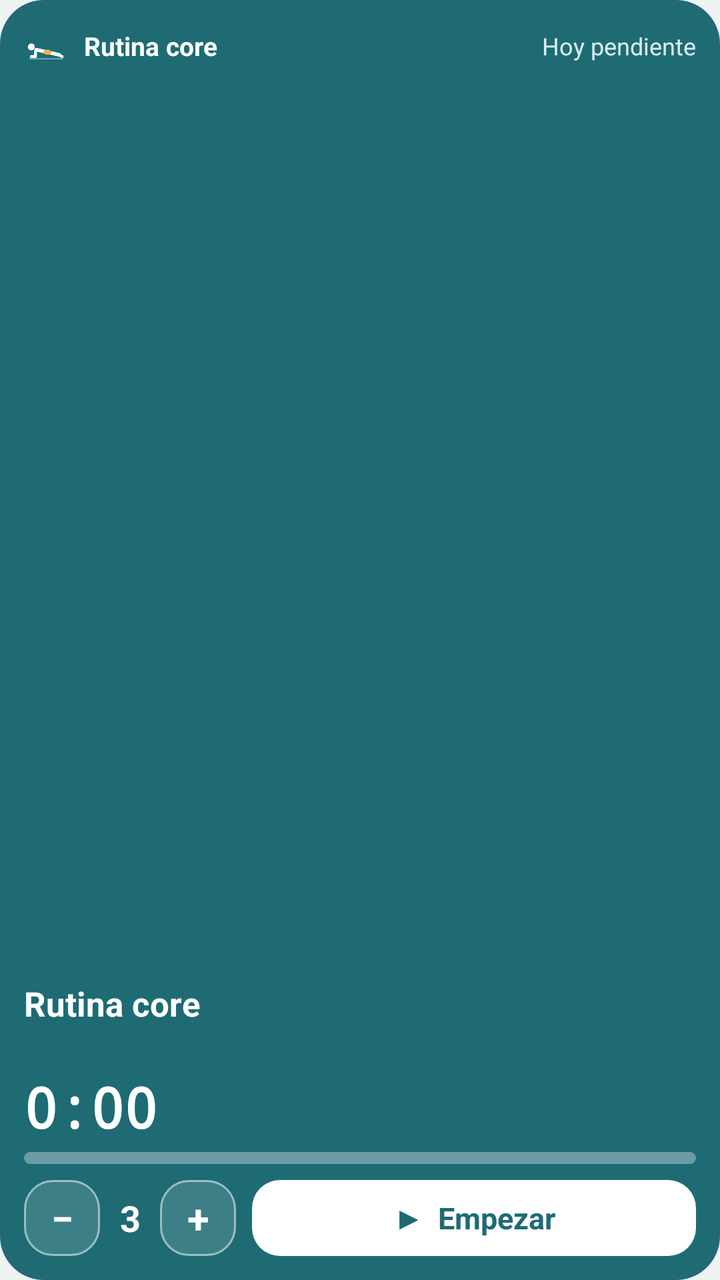
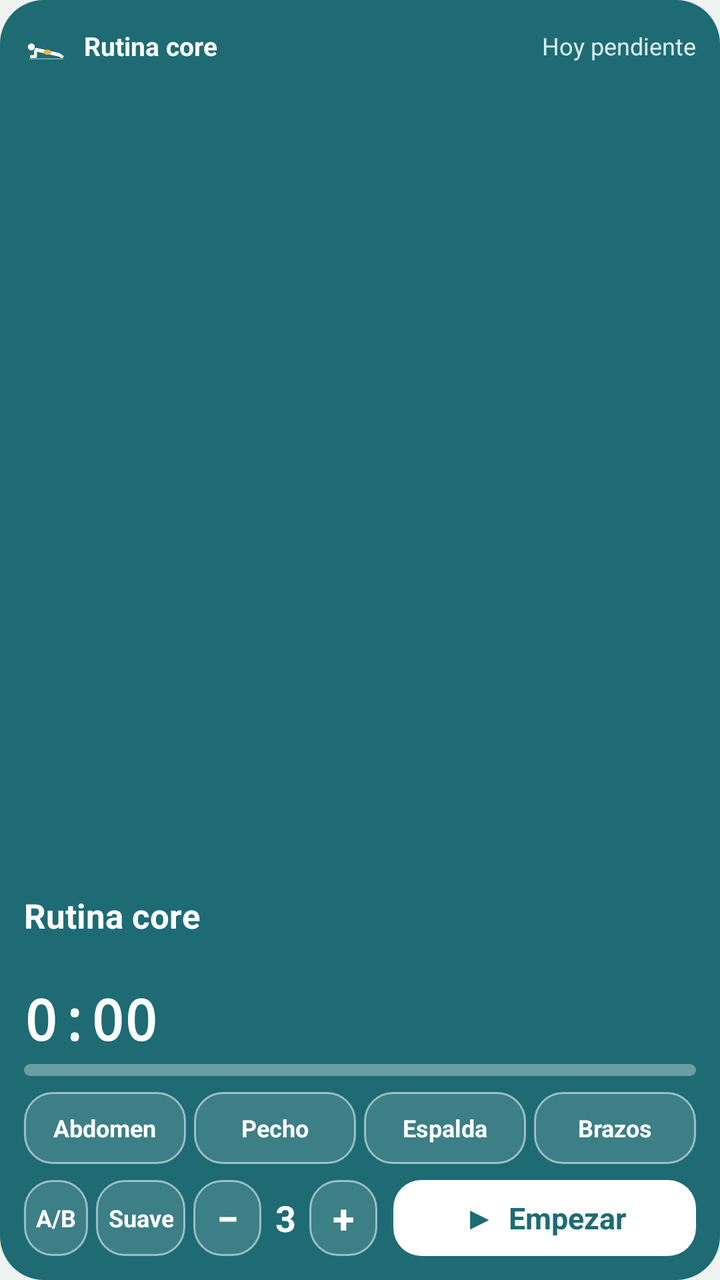

An Android layout rendered at two revisions. The XML below is the earlier revision; the diff shows what the commit changed to produce the second picture.
<!-- AndroidManifest.xml: application theme AppTheme -->
<!-- res/layout/widget_player.xml -->
<?xml version="1.0" encoding="utf-8"?>
<LinearLayout xmlns:android="http://schemas.android.com/apk/res/android"
    android:layout_width="match_parent"
    android:layout_height="match_parent"
    android:background="@drawable/widget_bg"
    android:orientation="vertical"
    android:padding="12dp">

    <LinearLayout
        android:id="@+id/header"
        android:layout_width="match_parent"
        android:layout_height="wrap_content"
        android:gravity="center_vertical"
        android:orientation="horizontal">

        <ImageView
            android:layout_width="22dp"
            android:layout_height="22dp"
            android:src="@mipmap/ic_launcher" />

        <TextView
            android:layout_width="0dp"
            android:layout_height="wrap_content"
            android:layout_weight="1"
            android:layout_marginStart="8dp"
            android:text="@string/app_name"
            android:textColor="#FFFFFF"
            android:textSize="13sp"
            android:textStyle="bold" />

        <TextView
            android:id="@+id/status"
            android:layout_width="wrap_content"
            android:layout_height="wrap_content"
            android:text="Hoy pendiente"
            android:textColor="#D9ECEE"
            android:textSize="12sp" />
    </LinearLayout>

    <ImageView
        android:id="@+id/pose"
        android:layout_width="match_parent"
        android:layout_height="0dp"
        android:layout_weight="1"
        android:layout_marginTop="4dp"
        android:adjustViewBounds="true"
        android:scaleType="fitCenter" />

    <TextView
        android:id="@+id/ex_name"
        android:layout_width="match_parent"
        android:layout_height="wrap_content"
        android:maxLines="1"
        android:ellipsize="end"
        android:text="Rutina core"
        android:textColor="#FFFFFF"
        android:textSize="17sp"
        android:textStyle="bold" />

    <TextView
        android:id="@+id/ex_cap"
        android:layout_width="match_parent"
        android:layout_height="wrap_content"
        android:maxLines="2"
        android:ellipsize="end"
        android:text=""
        android:textColor="#D9ECEE"
        android:textSize="13sp" />

    <LinearLayout
        android:layout_width="match_parent"
        android:layout_height="wrap_content"
        android:layout_marginTop="4dp"
        android:gravity="center_vertical"
        android:orientation="horizontal">

        <TextView
            android:id="@+id/time"
            android:layout_width="wrap_content"
            android:layout_height="wrap_content"
            android:fontFamily="monospace"
            android:text="0:00"
            android:textColor="#FFFFFF"
            android:textSize="28sp"
            android:textStyle="bold" />

        <TextView
            android:id="@+id/info"
            android:layout_width="0dp"
            android:layout_height="wrap_content"
            android:layout_weight="1"
            android:gravity="end"
            android:text=""
            android:textColor="#D9ECEE"
            android:textSize="13sp" />
    </LinearLayout>

    <ProgressBar
        android:id="@+id/progress"
        style="@android:style/Widget.ProgressBar.Horizontal"
        android:layout_width="match_parent"
        android:layout_height="6dp"
        android:layout_marginTop="4dp"
        android:max="100"
        android:progress="0"
        android:progressBackgroundTint="#55FFFFFF"
        android:progressTint="#F0B04A" />

    <LinearLayout
        android:layout_width="match_parent"
        android:layout_height="wrap_content"
        android:layout_marginTop="8dp"
        android:gravity="center_vertical"
        android:orientation="horizontal">

        <LinearLayout
            android:id="@+id/rounds_box"
            android:layout_width="wrap_content"
            android:layout_height="wrap_content"
            android:layout_marginEnd="8dp"
            android:gravity="center_vertical"
            android:orientation="horizontal">

            <TextView
                android:id="@+id/btn_minus"
                android:layout_width="38dp"
                android:layout_height="38dp"
                android:background="@drawable/widget_btn_ghost"
                android:gravity="center"
                android:text="−"
                android:textColor="#FFFFFF"
                android:textSize="20sp"
                android:textStyle="bold" />

            <TextView
                android:id="@+id/rounds_lbl"
                android:layout_width="30dp"
                android:layout_height="wrap_content"
                android:gravity="center"
                android:text="3"
                android:textColor="#FFFFFF"
                android:textSize="18sp"
                android:textStyle="bold" />

            <TextView
                android:id="@+id/btn_plus"
                android:layout_width="38dp"
                android:layout_height="38dp"
                android:background="@drawable/widget_btn_ghost"
                android:gravity="center"
                android:text="+"
                android:textColor="#FFFFFF"
                android:textSize="20sp"
                android:textStyle="bold" />
        </LinearLayout>

        <TextView
            android:id="@+id/btn_play"
            android:layout_width="0dp"
            android:layout_height="38dp"
            android:layout_weight="1"
            android:background="@drawable/widget_btn"
            android:gravity="center"
            android:text="▶  Empezar"
            android:textColor="#1E6B74"
            android:textSize="15sp"
            android:textStyle="bold" />

        <TextView
            android:id="@+id/btn_skip"
            android:layout_width="wrap_content"
            android:layout_height="38dp"
            android:layout_marginStart="6dp"
            android:background="@drawable/widget_btn_ghost"
            android:gravity="center"
            android:paddingStart="12dp"
            android:paddingEnd="12dp"
            android:text="Saltar"
            android:textColor="#FFFFFF"
            android:textSize="14sp"
            android:visibility="gone" />

        <TextView
            android:id="@+id/btn_stop"
            android:layout_width="wrap_content"
            android:layout_height="38dp"
            android:layout_marginStart="6dp"
            android:background="@drawable/widget_btn_ghost"
            android:gravity="center"
            android:paddingStart="12dp"
            android:paddingEnd="12dp"
            android:text="Parar"
            android:textColor="#FFFFFF"
            android:textSize="14sp"
            android:visibility="gone" />
    </LinearLayout>
</LinearLayout>
<!-- resources referenced by this layout -->
<resources>
  <!-- drawable widget_bg (drawable) -->
  <?xml version="1.0" encoding="utf-8"?>
  <shape xmlns:android="http://schemas.android.com/apk/res/android" android:shape="rectangle">
      <solid android:color="#1E6B74" />
      <corners android:radius="22dp" />
  </shape>
  <!-- drawable widget_btn (drawable) -->
  <?xml version="1.0" encoding="utf-8"?>
  <shape xmlns:android="http://schemas.android.com/apk/res/android" android:shape="rectangle">
      <solid android:color="#FFFFFF" />
      <corners android:radius="14dp" />
  </shape>
  <!-- drawable widget_btn_ghost (drawable) -->
  <?xml version="1.0" encoding="utf-8"?>
  <shape xmlns:android="http://schemas.android.com/apk/res/android" android:shape="rectangle">
      <solid android:color="#22FFFFFF" />
      <stroke android:width="1dp" android:color="#88FFFFFF" />
      <corners android:radius="14dp" />
  </shape>
  <!-- mipmap ic_launcher: png bitmap (mipmap-hdpi, 3327 bytes) -->
  <string name="app_name">Rutina core</string>
  <style name="AppTheme" parent="@android:style/Theme.Material.Light.NoActionBar">
          <item name="android:statusBarColor">#EEF2F1</item>
          <item name="android:navigationBarColor">#EEF2F1</item>
          <item name="android:windowBackground">@color/bg</item>
          <item name="android:windowLightStatusBar">true</item>
      </style>
  <color name="bg">#EEF2F1</color>
</resources>

<!-- the commit's change to res/layout/widget_player.xml (unified diff, before → after) -->
@@ -107,6 +107,70 @@
         android:progressTint="#F0B04A" />
 
     <LinearLayout
+        android:id="@+id/config_box"
+        android:layout_width="match_parent"
+        android:layout_height="wrap_content"
+        android:layout_marginTop="8dp"
+        android:orientation="horizontal">
+
+        <TextView
+            android:id="@+id/chip_abd"
+            android:layout_width="0dp"
+            android:layout_height="36dp"
+            android:layout_weight="1"
+            android:layout_marginEnd="4dp"
+            android:background="@drawable/widget_btn_ghost"
+            android:ellipsize="end"
+            android:gravity="center"
+            android:maxLines="1"
+            android:text="Abdomen"
+            android:textColor="#FFFFFF"
+            android:textSize="12sp"
+            android:textStyle="bold" />
+        <TextView
+            android:id="@+id/chip_pec"
+            android:layout_width="0dp"
+            android:layout_height="36dp"
+            android:layout_weight="1"
+            android:layout_marginEnd="4dp"
+            android:background="@drawable/widget_btn_ghost"
+            android:ellipsize="end"
+            android:gravity="center"
+            android:maxLines="1"
+            android:text="Pecho"
+            android:textColor="#FFFFFF"
+            android:textSize="12sp"
+            android:textStyle="bold" />
+        <TextView
+            android:id="@+id/chip_esp"
+            android:layout_width="0dp"
+            android:layout_height="36dp"
+            android:layout_weight="1"
+            android:layout_marginEnd="4dp"
+            android:background="@drawable/widget_btn_ghost"
+            android:ellipsize="end"
+            android:gravity="center"
+            android:maxLines="1"
+            android:text="Espalda"
+            android:textColor="#FFFFFF"
+            android:textSize="12sp"
+            android:textStyle="bold" />
+        <TextView
+            android:id="@+id/chip_bra"
+            android:layout_width="0dp"
+            android:layout_height="36dp"
+            android:layout_weight="1"
+                        android:background="@drawable/widget_btn_ghost"
+            android:ellipsize="end"
+            android:gravity="center"
+            android:maxLines="1"
+            android:text="Brazos"
+            android:textColor="#FFFFFF"
+            android:textSize="12sp"
+            android:textStyle="bold" />
+    </LinearLayout>
+
+    <LinearLayout
         android:layout_width="match_parent"
         android:layout_height="wrap_content"
         android:layout_marginTop="8dp"
@@ -122,11 +186,42 @@
             android:orientation="horizontal">
 
             <TextView
+                android:id="@+id/chip_auto"
+                android:layout_width="wrap_content"
+                android:layout_height="38dp"
+                android:layout_marginEnd="4dp"
+                android:background="@drawable/widget_btn_ghost"
+                android:gravity="center"
+                android:maxLines="1"
+                android:paddingStart="6dp"
+                android:paddingEnd="6dp"
+                android:text="A/B"
+                android:textColor="#FFFFFF"
+                android:textSize="12sp"
+                android:textStyle="bold" />
+
+            <TextView
+                android:id="@+id/chip_int"
+                android:layout_width="wrap_content"
+                android:layout_height="38dp"
+                android:layout_marginEnd="4dp"
+                android:background="@drawable/widget_btn_ghost"
+                android:gravity="center"
+                android:maxLines="1"
+                android:paddingStart="6dp"
+                android:paddingEnd="6dp"
+                android:text="Suave"
+                android:textColor="#FFFFFF"
+                android:textSize="12sp"
+                android:textStyle="bold" />
+
+            <TextView
                 android:id="@+id/btn_minus"
-                android:layout_width="38dp"
-                android:layout_height="38dp"
-                android:background="@drawable/widget_btn_ghost"
-                android:gravity="center"
+                android:layout_width="34dp"
+                android:layout_height="38dp"
+                android:background="@drawable/widget_btn_ghost"
+                android:gravity="center"
+                android:contentDescription="Una ronda menos"
                 android:text="−"
                 android:textColor="#FFFFFF"
                 android:textSize="20sp"
@@ -134,7 +229,7 @@
 
             <TextView
                 android:id="@+id/rounds_lbl"
-                android:layout_width="30dp"
+                android:layout_width="24dp"
                 android:layout_height="wrap_content"
                 android:gravity="center"
                 android:text="3"
@@ -144,10 +239,11 @@
 
             <TextView
                 android:id="@+id/btn_plus"
-                android:layout_width="38dp"
-                android:layout_height="38dp"
-                android:background="@drawable/widget_btn_ghost"
-                android:gravity="center"
+                android:layout_width="34dp"
+                android:layout_height="38dp"
+                android:background="@drawable/widget_btn_ghost"
+                android:gravity="center"
+                android:contentDescription="Una ronda más"
                 android:text="+"
                 android:textColor="#FFFFFF"
                 android:textSize="20sp"
